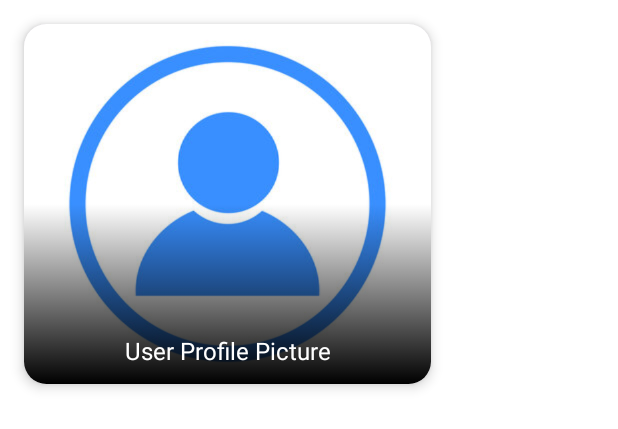
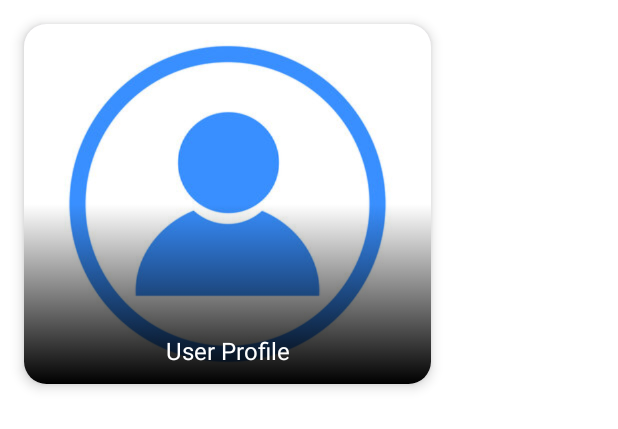
Before and after one commit to darylng154/learning_compose, an Android app built with Jetpack Compose: the @Preview function ImageCardPreview, on a phone screen of 412 x 824 dp. Shown: the top 429 px of the screen. Run offline under Robolectric (Android 15) with nearby library versions, the phone set to English and light mode, and no system bars.

Commit message:
created ProfileCard Composable

```diff
--- a/app/src/main/java/com/example/learning_compose/MainActivity.kt
+++ b/app/src/main/java/com/example/learning_compose/MainActivity.kt
@@ -46,19 +46,7 @@ class MainActivity : ComponentActivity() {
     override fun onCreate(savedInstanceState: Bundle?) {
         super.onCreate(savedInstanceState)
         setContent {
-//            Greeting(name = "User")
-            val painter = painterResource(id = R.drawable.user)
-            val description = "User Profile Picture"
-            Box(modifier = Modifier.padding(16.dp))
-            {
-                ImageCard(
-                    painter = painter,
-                    contentDescription = description, title = description,
-                    modifier = Modifier
-                        .height(with(LocalDensity.current){360.toDp()})
-                        .width(with(LocalDensity.current){407.toDp()})
-                )
-            }
+            ProfileCard("User Profile")
         }
     }
 }
@@ -75,21 +63,7 @@ fun GreetingPreview() {
 @Composable
 fun ImageCardPreview()
 {
-    val painter = painterResource(id = R.drawable.user)
-    val description = "User Profile Picture"
-    Box(modifier = Modifier.fillMaxSize())
-    {
-        Box(modifier = Modifier.padding(16.dp))
-        {
-            ImageCard(
-                painter = painter,
-                contentDescription = description, title = description,
-                modifier = Modifier
-                    .height(with(LocalDensity.current){360.toDp()})
-                    .width(with(LocalDensity.current){407.toDp()})
-            )
-        }
-    }
+    ProfileCard("User Profile")
 }
 
 @Preview(name = "Styling Text", showBackground = true)
@@ -161,12 +135,13 @@ fun ImageCard(painter: Painter, contentDescription: String, title: String, modif
             )
             Box(modifier = Modifier
                 .fillMaxSize()
-                .background(Brush.verticalGradient(
-                    colors = listOf(
-                        Color.Transparent,
-                        Color.Black
+                .background(
+                    Brush.verticalGradient(
+                        colors = listOf(
+                            Color.Transparent,
+                            Color.Black
                         ),
-                    startY = 180f
+                        startY = 180f
                     )
                 )
             )
@@ -189,6 +164,22 @@ fun ImageCard(painter: Painter, contentDescription: String, title: String, modif
 }
 
 @Composable
+fun ProfileCard(description: String)
+{
+    val painter = painterResource(id = R.drawable.user)
+    Box(modifier = Modifier.padding(16.dp))
+    {
+        ImageCard(
+            painter = painter,
+            contentDescription = description, title = description,
+            modifier = Modifier
+                .height(with(LocalDensity.current) { 360.toDp() })
+                .width(with(LocalDensity.current) { 407.toDp() })
+        )
+    }
+}
+
+@Composable
 fun StylingText()
 {
 
```
